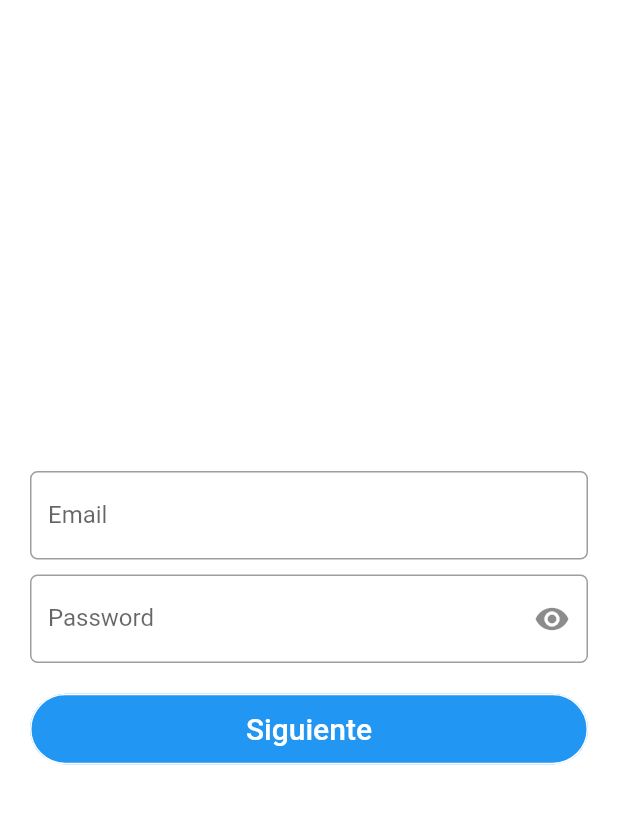
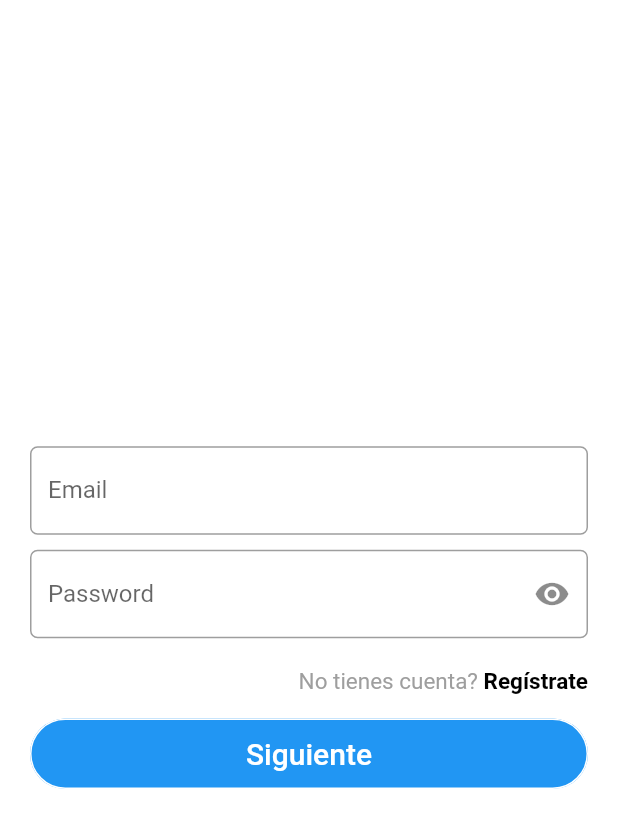
Before and after one commit to stivengm/prueba_seleccion_tyba, a Flutter app: the screen it shows after launch, on a phone screen of 412 x 824 dp. Shown: the top 828 px of the screen. Run offline on Flutter 3.47's test engine with Material 2 defaults, Android fonts, the light colour scheme and no system bars.

Commit message:
Ajuste de login y registro.

```diff
--- a/lib/gui/views/login_view/login_view.dart
+++ b/lib/gui/views/login_view/login_view.dart
@@ -1,10 +1,16 @@
+import 'package:flutter/gestures.dart';
 import 'package:flutter/material.dart';
 import 'package:prueba_seleccion_tyba/gui/views/login_view/form_login_view.dart';
 import 'package:prueba_seleccion_tyba/gui/widgets/primary_button.dart';
 
-class LoginView extends StatelessWidget {
+class LoginView extends StatefulWidget {
   const LoginView({ Key? key }) : super(key: key);
 
+  @override
+  State<LoginView> createState() => _LoginViewState();
+}
+
+class _LoginViewState extends State<LoginView> {
   @override
   Widget build(BuildContext context) {
     return Scaffold(
@@ -22,11 +28,25 @@ class LoginView extends StatelessWidget {
         child: Padding(
           padding: const EdgeInsets.symmetric(horizontal: 20.0, vertical: 20.0),
           child: Column(
-            crossAxisAlignment: CrossAxisAlignment.center,
+            crossAxisAlignment: CrossAxisAlignment.end,
             mainAxisAlignment: MainAxisAlignment.center,
             children: [
               const FormLoginView(),
               const SizedBox(height: 20.0),
+              RichText(
+                text: TextSpan(
+                  text: 'No tienes cuenta?',
+                  style: Theme.of(context).textTheme.headline6!.copyWith(color: Colors.grey, fontSize: 15.0, fontWeight: FontWeight.w400),
+                  children: [
+                    TextSpan(
+                      text: ' Regístrate',
+                      style: Theme.of(context).textTheme.headline6!.copyWith(color: Colors.black, fontSize: 15.0, fontWeight: FontWeight.w600),
+                      recognizer: goToRegister()
+                    )
+                  ]
+                )
+              ),
+              const SizedBox(height: 15.0),
               PrimaryButton(text: 'Siguiente', onPressed: () {})
             ]
           ),
@@ -34,4 +54,9 @@ class LoginView extends StatelessWidget {
       ),
     );
   }
+
+  TapGestureRecognizer goToRegister() {
+    return TapGestureRecognizer()..onTap = (() => Navigator.pushNamed(context, 'register'));
+  }
+
 }
```
Also changed, not shown: lib/gui/views/register/register_view.dart (+12 -0 lines).
